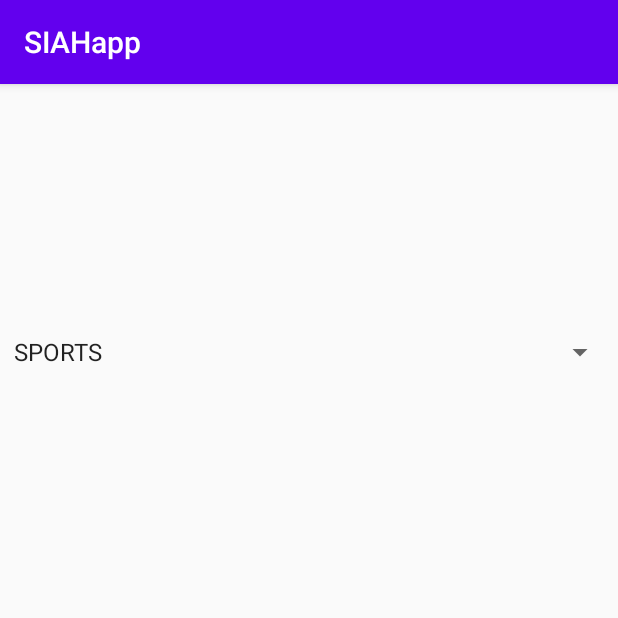
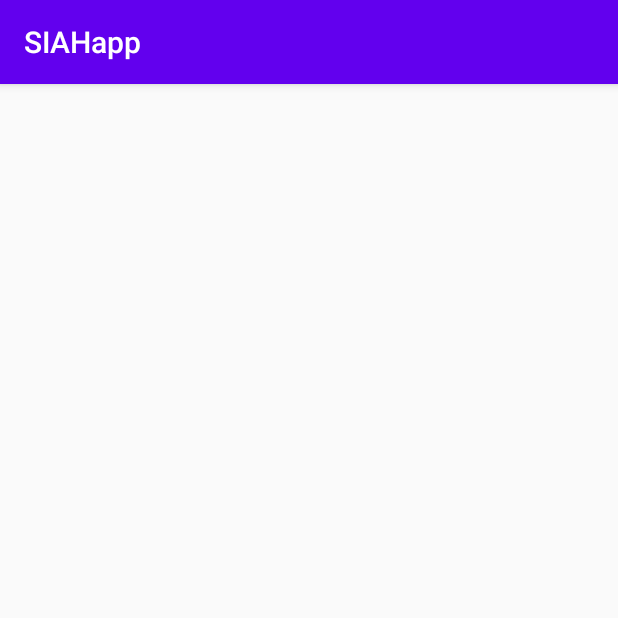
Before and after one commit to ETS-Android3/ApplicationSIAH_projetANDROID, an Android app: the Menu_principal screen opened directly, with no data from a screen before it, on a phone screen of 412 x 824 dp, the top half of it. Run offline under Robolectric (Android 15) with nearby library versions, the phone set to English and light mode, and no system bars.

Commit message:
Essai application sur téléphone

```diff
--- a/app/src/main/java/com/example/applicationsiah/Menu_principal.java
+++ b/app/src/main/java/com/example/applicationsiah/Menu_principal.java
@@ -6,7 +6,7 @@ import android.widget.ArrayAdapter;
 import android.widget.Spinner;
 
 public class Menu_principal extends AppCompatActivity {
-
+/*/
     @Override
     protected void onCreate(Bundle savedInstanceState) {
         super.onCreate(savedInstanceState);
@@ -21,4 +21,5 @@ public class Menu_principal extends AppCompatActivity {
         // 4) Association de adapter au spinner
         monSpinner.setAdapter(monAdapter);
     }
+    /*/
 }
--- a/app/src/main/res/values/strings.xml
+++ b/app/src/main/res/values/strings.xml
@@ -3,13 +3,11 @@
     <string name="siah">SIAH</string>
     <string name="todo">TODO</string>
     <string name="quot_continuer_quot">\"Continuer\"</string>
-
+</resources>
 <string-array name="tab_sports">
-        <item>SPORTS</item>
 <item>Football</item>
 <item>Rugby</item>
 <item>Basket</item>
 <item>Handball</item>
 
 </string-array>
-</resources>
```
Lines whose indentation alone changed are shown as unchanged.
